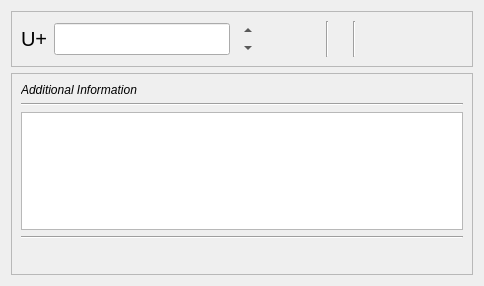
This is src/ui/unicodewidget_ui.ui in KDE/kdenlive as Qt 5 draws it before an edit. The edited form follows.
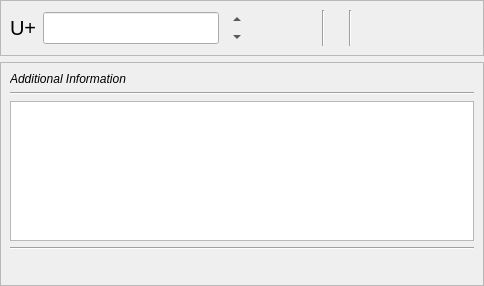
This is the edited form.

Commit message: Remove duplicate margin + extra widget

```diff
--- a/src/ui/unicodewidget_ui.ui
+++ b/src/ui/unicodewidget_ui.ui
@@ -20,6 +20,18 @@
    <string>Enter Unicode value</string>
   </property>
   <layout class="QGridLayout" name="gridLayout">
+   <property name="leftMargin">
+    <number>0</number>
+   </property>
+   <property name="topMargin">
+    <number>0</number>
+   </property>
+   <property name="rightMargin">
+    <number>0</number>
+   </property>
+   <property name="bottomMargin">
+    <number>0</number>
+   </property>
    <item row="0" column="0">
     <widget class="QFrame" name="frame">
      <property name="sizePolicy">
@@ -319,13 +331,6 @@
    </item>
   </layout>
  </widget>
- <customwidgets>
-  <customwidget>
-   <class>QLineEdit</class>
-   <extends>QLineEdit</extends>
-   <header>klineedit.h</header>
-  </customwidget>
- </customwidgets>
  <resources/>
  <connections/>
 </ui>
```
Left out of the diff: 2 changed lines with no effect on the pictures. The commit also changes 1 other file.
